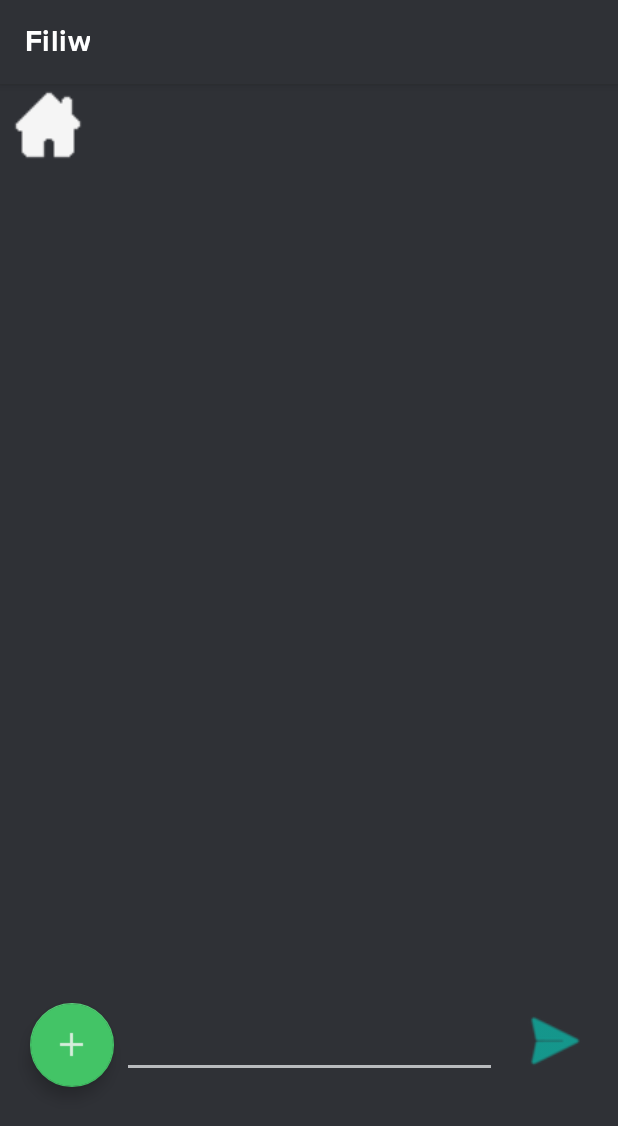
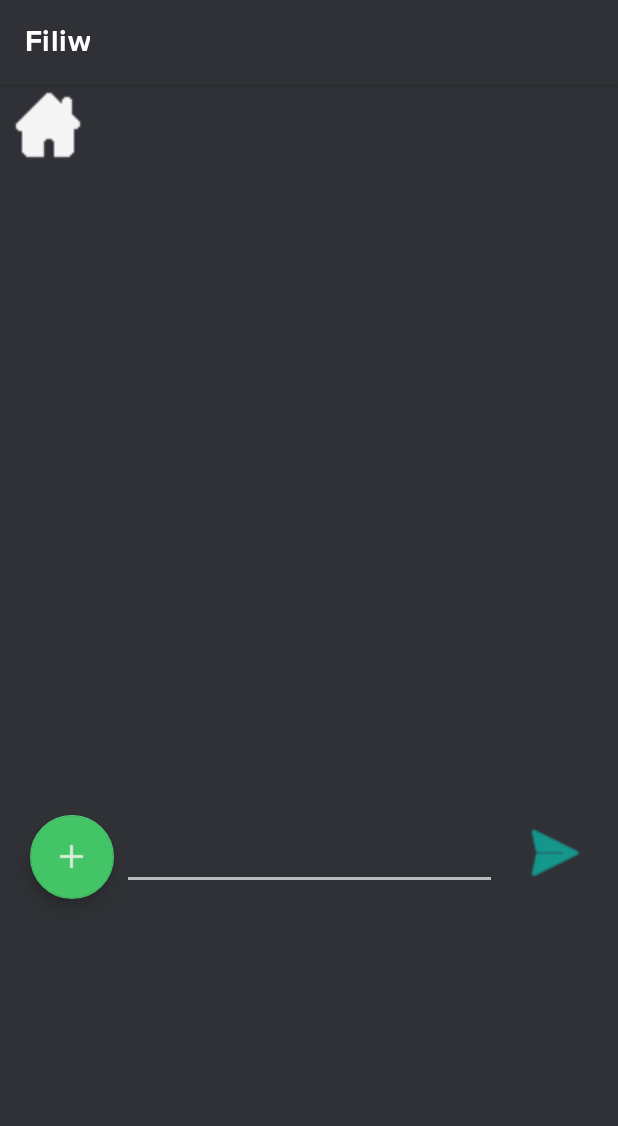
Before and after one commit to anape03/chat-filiw, an Android app: the activity_show_chat screen opened directly, with no data from a screen before it, on a phone screen of 412 x 824 dp. Shown: the top 1126 px of the screen. Run offline under Robolectric (Android 15) with nearby library versions, the phone set to English and light mode, and no system bars; pictures from the network do not load; 2 statements that could not run were skipped.

Commit message:
trying-no changes practically

```diff
--- a/app/src/main/res/layout/activity_show_chat.xml
+++ b/app/src/main/res/layout/activity_show_chat.xml
@@ -20,10 +20,9 @@
     <ListView
         android:id="@+id/show_chat_list"
         android:layout_width="370dp"
-        android:layout_height="545dp"
+        android:layout_height="400dp"
         android:stackFromBottom="true"
         android:transcriptMode="normal"
-        app:layout_constraintBottom_toBottomOf="parent"
         app:layout_constraintEnd_toEndOf="parent"
         app:layout_constraintStart_toStartOf="parent"
         app:layout_constraintTop_toBottomOf="@+id/show_chat_button_back"
```
Also changed, not shown: app/src/main/java/com/example/filiw/backend/Node.java (+6 -6 lines).
